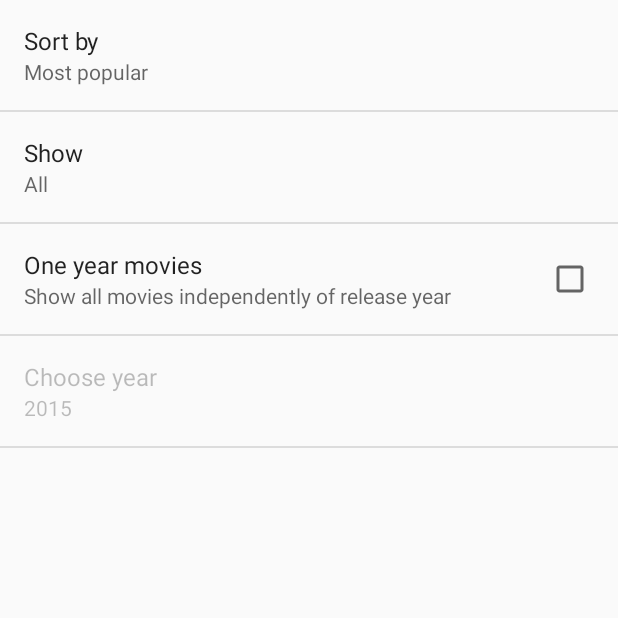
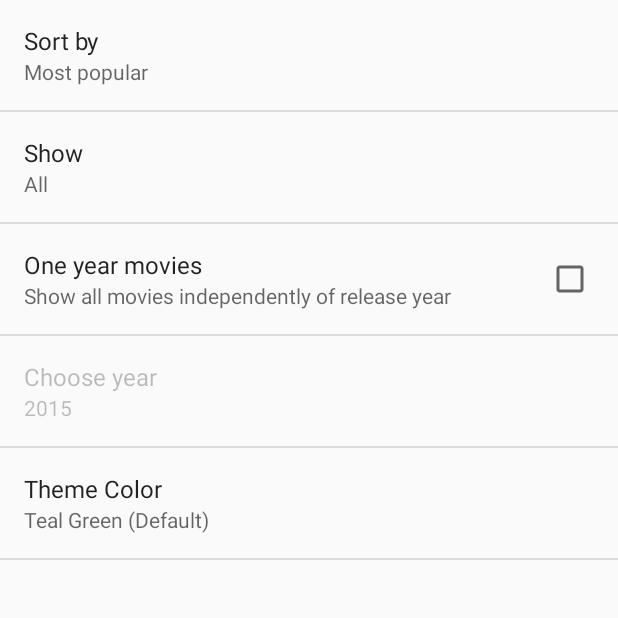
Before and after one commit to ludgo/Movies, an Android app: the screen it shows after launch (SettingsActivity), in the options menu, after a tap on "Settings", on a phone screen of 412 x 824 dp, the top half of it. Run offline under Robolectric (Android 15) with nearby library versions, the phone set to English and light mode, and no system bars; our stand-ins replace Picasso; pictures from the network do not load; 1 statement that could not run was skipped.

Commit message:
feat: theme preference

```diff
--- a/app/src/main/java/com/ludgo/android/movies/GridFragment.java
+++ b/app/src/main/java/com/ludgo/android/movies/GridFragment.java
@@ -188,7 +188,8 @@ public class GridFragment extends Fragment implements LoaderManager.LoaderCallba
 
     @Override
     public void onSharedPreferenceChanged(SharedPreferences sharedPreferences, String key) {
-        if ( key.equals(getString(R.string.pref_movies_status_key)) ) {
+        // Listen to change only if fragment's activity still exists
+        if (isAdded() && key.equals(getString(R.string.pref_movies_status_key)) ) {
             updateEmptyView();
         }
     }
@@ -266,21 +267,15 @@ public class GridFragment extends Fragment implements LoaderManager.LoaderCallba
         mPreviousPageView.setVisibility(View.GONE);
         mNextPageView.setVisibility(View.GONE);
 
-        if (!Utility.isNetworkAvailable(getActivity())) {
-            // Modification of the empty view in case of no connection
-            mEmptyView.setText(R.string.view_empty_no_connection);
-            mEmptyView.setCompoundDrawablesWithIntrinsicBounds(null, null, null,
-                    Utility.getRefreshDrawable(getActivity()));
+        if (!cursor.moveToFirst()
+                || !Utility.isNetworkAvailable(getActivity())) {
+            // The cursor is either empty or to be nullified
+            updateEmptyView();
             // No action without connection since the whole app is based on fetching immediate data
             mGridAdapter.swapCursor(null);
-            return;
-        }
+        } else {
+            mGridAdapter.swapCursor(cursor);
 
-        mGridAdapter.swapCursor(cursor);
-
-        if (!cursor.moveToFirst()) {
-            updateEmptyView();
-        } else {
             // Navigate through the pages
             if (page > 1) {
                 mPreviousPageView.setVisibility(View.VISIBLE);
@@ -324,8 +319,14 @@ public class GridFragment extends Fragment implements LoaderManager.LoaderCallba
 
         @MoviesService.MoviesStatus int moviesStatus = Utility.getMoviesStatus(getActivity());
         switch (moviesStatus) {
+            case MoviesService.MOVIES_STATUS_NO_CONNECTION:
+                // Modification of the empty view in case of no connection
+                mEmptyView.setText(R.string.view_empty_no_connection);
+                mEmptyView.setCompoundDrawablesWithIntrinsicBounds(null, null, null,
+                        Utility.getRefreshDrawable(getActivity()));
+                break;
             case MoviesService.MOVIES_STATUS_LOADING:
-                // Modification of the empty view in case of incomplete fetching
+                // Modification of the empty view in case of incomplete fetching yet
                 mEmptyView.setText(R.string.view_empty_loading);
                 mEmptyView.setCompoundDrawablesWithIntrinsicBounds(null, null, null, null);
                 break;
--- a/app/src/main/java/com/ludgo/android/movies/MainActivity.java
+++ b/app/src/main/java/com/ludgo/android/movies/MainActivity.java
@@ -21,6 +21,7 @@ public class MainActivity extends ActionBarActivity implements GridFragment.Call
     static String sortRule;
     static boolean yearBoolean;
     static String preferredYear;
+    private static int preferredTheme;
 
     @Override
     protected void onCreate(Bundle savedInstanceState) {
@@ -29,9 +30,10 @@ public class MainActivity extends ActionBarActivity implements GridFragment.Call
         sortRule = Utility.getSortRule(this);
         yearBoolean = Utility.getYearBoolean(this);
         preferredYear = Utility.getPreferredYear(this);
+        preferredTheme = Utility.getPreferredTheme(this);
 
         super.onCreate(savedInstanceState);
-        setTheme(R.style.Movies_ThemeBlueGrey);
+        setTheme(preferredTheme);
 
         // dynamic approach when setting both fragments
         setContentView(R.layout.activity_main);
@@ -63,6 +65,10 @@ public class MainActivity extends ActionBarActivity implements GridFragment.Call
 
     @Override
     protected void onResume() {
+        int currentTheme = Utility.getPreferredTheme(this);
+        if (preferredTheme != currentTheme) {
+            recreate();
+        }
         super.onResume();
         String currentShowRule = Utility.getShowRule(this);
         String currentSortRule = Utility.getSortRule(this);
--- a/app/src/main/java/com/ludgo/android/movies/SettingsActivity.java
+++ b/app/src/main/java/com/ludgo/android/movies/SettingsActivity.java
@@ -4,14 +4,11 @@ import android.annotation.TargetApi;
 import android.content.Intent;
 import android.os.Build;
 import android.os.Bundle;
-import android.preference.CheckBoxPreference;
 import android.preference.EditTextPreference;
 import android.preference.ListPreference;
 import android.preference.Preference;
 import android.preference.PreferenceActivity;
 import android.preference.PreferenceManager;
-
-import java.util.Calendar;
 
 /**
  * Application settings
@@ -25,22 +22,12 @@ public class SettingsActivity extends PreferenceActivity
         // Add 'general' preferences, defined in the XML file
         addPreferencesFromResource(R.xml.pref_general);
 
-        YearEditTextPreference yearPreference =
-                (YearEditTextPreference) findPreference(getString(R.string.pref_year_key));
-        if (yearPreference.getText() == null) {
-            // Default value of year preference will always depend on the current date
-            Calendar calendar = Calendar.getInstance();
-            String yearStr = Integer.toString(calendar.get(Calendar.YEAR));
-            yearPreference.setText(yearStr);
-            yearPreference.setSummary(yearStr);
-        }
-
-        // For all preferences, attach an OnPreferenceChangeListener so the UI summary can be
+        // For some preferences, attach an OnPreferenceChangeListener so the UI summary can be
         // updated when the preference changes.
         bindPreferenceSummaryToValue(findPreference(getString(R.string.pref_sort_key)));
         bindPreferenceSummaryToValue(findPreference(getString(R.string.pref_show_key)));
-        bindPreferenceSummaryToValue(findPreference(getString(R.string.pref_enable_year_key)));
-        bindPreferenceSummaryToValue(yearPreference);
+        bindPreferenceSummaryToValue(findPreference(getString(R.string.pref_year_key)));
+        bindPreferenceSummaryToValue(findPreference(getString(R.string.pref_theme_key)));
     }
 
     /**
@@ -52,14 +39,12 @@ public class SettingsActivity extends PreferenceActivity
         // Set the listener to watch for value changes.
         preference.setOnPreferenceChangeListener(this);
 
-        if (!(preference instanceof CheckBoxPreference)) {
         // Trigger the listener immediately with the preference's
         // current value.
         onPreferenceChange(preference,
                 PreferenceManager
                         .getDefaultSharedPreferences(preference.getContext())
                         .getString(preference.getKey(), ""));
-        }
     }
 
     @Override
--- a/app/src/main/java/com/ludgo/android/movies/Utility.java
+++ b/app/src/main/java/com/ludgo/android/movies/Utility.java
@@ -87,6 +87,26 @@ public class Utility {
     }
 
     /**
+     * @return the theme to style UI
+     */
+    public static int getPreferredTheme(Context context) {
+        SharedPreferences preferences = PreferenceManager.getDefaultSharedPreferences(context);
+        String themeString = preferences.getString(context.getString(R.string.pref_theme_key),
+                context.getString(R.string.pref_theme_entryValues_default));
+        if (themeString.equals(context.getString(R.string.pref_theme_entryValues_indigo))) {
+            return R.style.Movies_ThemeIndigo;
+        } else if (themeString.equals(context.getString(R.string.pref_theme_entryValues_deepOrange))) {
+            return R.style.Movies_ThemeDeepOrange;
+        } else if (themeString.equals(context.getString(R.string.pref_theme_entryValues_pink))) {
+            return R.style.Movies_ThemePink;
+        } else if (themeString.equals(context.getString(R.string.pref_theme_entryValues_blueGrey))) {
+            return R.style.Movies_ThemeBlueGrey;
+        } else {
+            return R.style.Movies_ThemeTeal;
+        }
+    }
+
+    /**
      * To be used only in activities with derived theme
      * @return refresh image with respect to the current theme
      */
--- a/app/src/main/res/values/arrays.xml
+++ b/app/src/main/res/values/arrays.xml
@@ -19,4 +19,19 @@
         <item>@string/pref_show_entries_favorites</item>
     </string-array>
 
+    <string-array name="pref_theme_entryValues">
+        <item>@string/pref_theme_entryValues_teal</item>
+        <item>@string/pref_theme_entryValues_indigo</item>
+        <item>@string/pref_theme_entryValues_deepOrange</item>
+        <item>@string/pref_theme_entryValues_pink</item>
+        <item>@string/pref_theme_entryValues_blueGrey</item>
+    </string-array>
+    <string-array name="pref_theme_entries">
+        <item>@string/pref_theme_entries_teal</item>
+        <item>@string/pref_theme_entries_indigo</item>
+        <item>@string/pref_theme_entries_deepOrange</item>
+        <item>@string/pref_theme_entries_pink</item>
+        <item>@string/pref_theme_entries_blueGrey</item>
+    </string-array>
+
 </resources>
--- a/app/src/main/res/values/strings.xml
+++ b/app/src/main/res/values/strings.xml
@@ -22,7 +22,7 @@
 
     <string name="pref_sort_title">Sort by</string>
     <string name="pref_sort_key" translatable="false">sort_by</string>
-    <string name="pref_sort_entryValues_default" translatable="false">popularity.desc</string>
+    <string name="pref_sort_entryValues_default" translatable="false">@string/pref_sort_entryValues_popularity</string>
     <string name="pref_sort_entryValues_popularity" translatable="false">popularity.desc</string>
     <string name="pref_sort_entryValues_voteAverage" translatable="false">vote_average.desc</string>
     <string name="pref_sort_entries_popularity">Most popular</string>
@@ -30,7 +30,7 @@
 
     <string name="pref_show_title">Show</string>
     <string name="pref_show_key" translatable="false">show</string>
-    <string name="pref_show_entryValues_default" translatable="false">all</string>
+    <string name="pref_show_entryValues_default" translatable="false">@string/pref_show_entryValues_all</string>
     <string name="pref_show_entryValues_all" translatable="false">all</string>
     <string name="pref_show_entryValues_favorites" translatable="false">favorites</string>
     <string name="pref_show_entries_all">All</string>
@@ -45,5 +45,19 @@
     <string name="pref_year_key" translatable="false">year</string>
     <string name="pref_year_dialogMessage">Type year in format YYYY</string>
 
+    <string name="pref_theme_title">Theme Color</string>
+    <string name="pref_theme_key" translatable="false">theme</string>
+    <string name="pref_theme_entryValues_default" translatable="false">@string/pref_theme_entryValues_teal</string>
+    <string name="pref_theme_entryValues_teal" translatable="false">teal</string>
+    <string name="pref_theme_entryValues_indigo" translatable="false">indigo</string>
+    <string name="pref_theme_entryValues_deepOrange" translatable="false">deepOrange</string>
+    <string name="pref_theme_entryValues_pink" translatable="false">pink</string>
+    <string name="pref_theme_entryValues_blueGrey" translatable="false">blueGrey</string>
+    <string name="pref_theme_entries_teal">Teal Green (Default)</string>
+    <string name="pref_theme_entries_indigo">Indigo Blue</string>
+    <string name="pref_theme_entries_deepOrange">Deep Orange</string>
+    <string name="pref_theme_entries_pink">Pink</string>
+    <string name="pref_theme_entries_blueGrey">Blue Grey</string>
+
     <string name="pref_movies_status_key" translatable="false">movies_status</string>
 </resources>
--- a/app/src/main/res/xml/pref_general.xml
+++ b/app/src/main/res/xml/pref_general.xml
@@ -16,6 +16,7 @@
         android:title="@string/pref_show_title" />
 
     <CheckBoxPreference
+        android:defaultValue="false"
         android:key="@string/pref_enable_year_key"
         android:summaryOff="@string/pref_enable_year_off"
         android:summaryOn="@string/pref_enable_year_on"
@@ -29,4 +30,11 @@
         android:singleLine="true"
         android:title="@string/pref_year_title"
         custom:minLength="4" />
+
+    <ListPreference
+        android:defaultValue="@string/pref_theme_entryValues_default"
+        android:entries="@array/pref_theme_entries"
+        android:entryValues="@array/pref_theme_entryValues"
+        android:key="@string/pref_theme_key"
+        android:title="@string/pref_theme_title" />
 </PreferenceScreen>
```
Also changed, not shown: app/src/main/java/com/ludgo/android/movies/DetailActivity.java (+13 -1 lines), app/src/main/java/com/ludgo/android/movies/YearEditTextPreference.java (+9 -1 lines), app/src/main/java/com/ludgo/android/movies/service/MoviesService.java (+14 -6 lines). Lines whose indentation alone changed are shown as unchanged.
